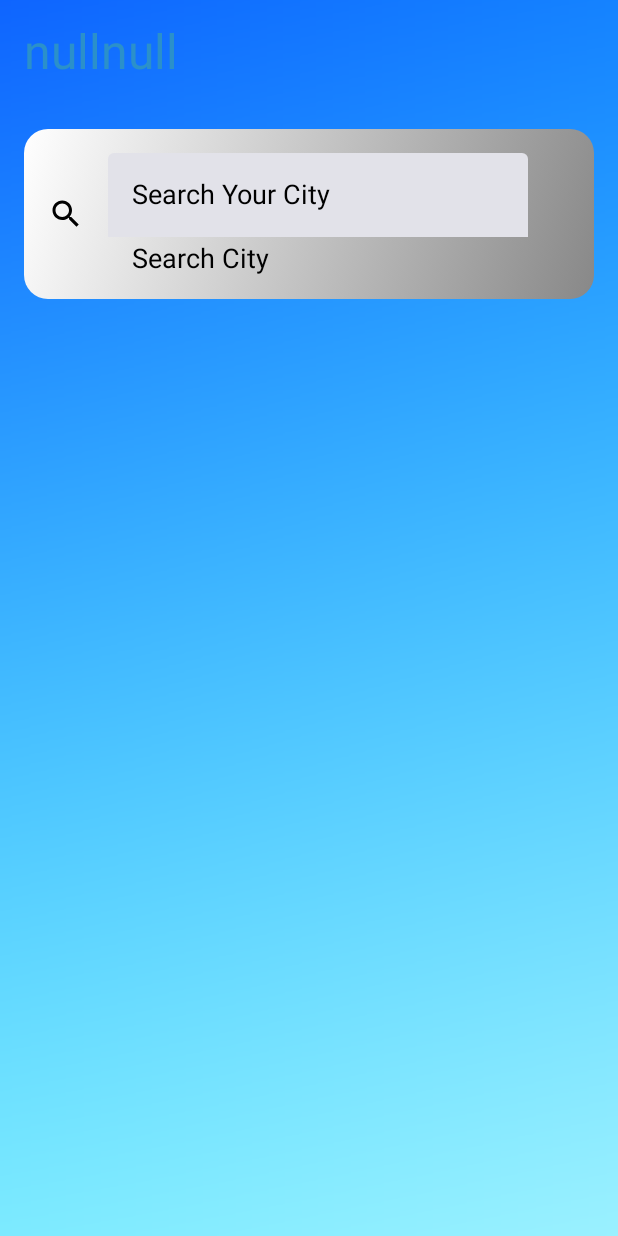
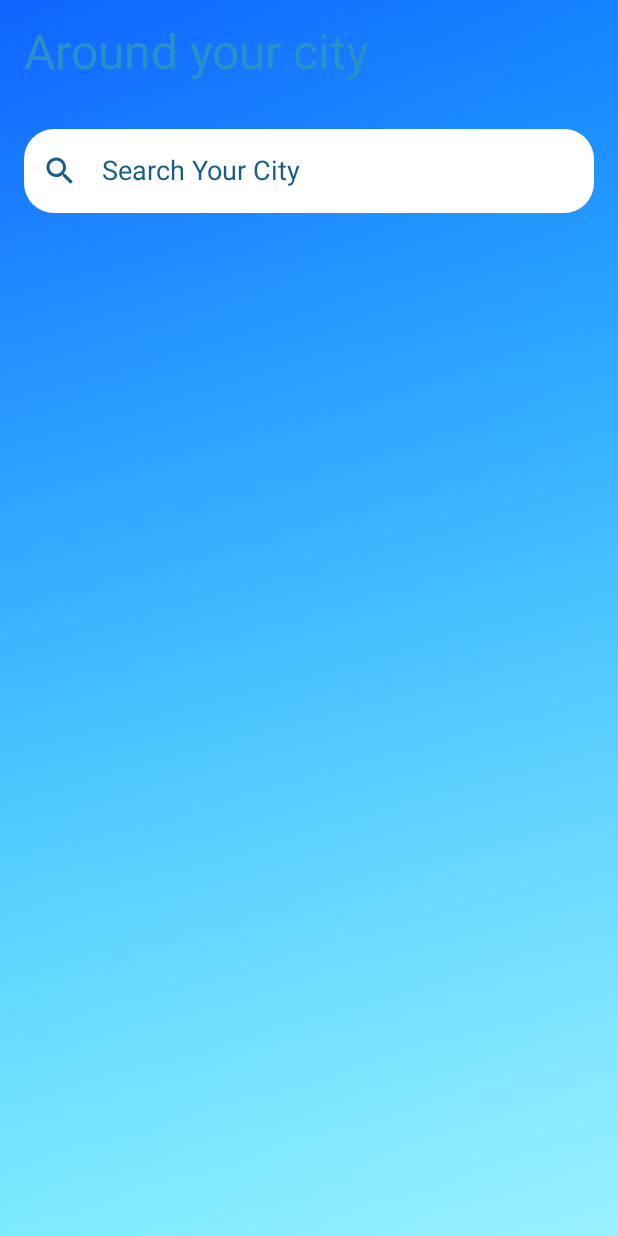
Before and after one commit to Riyaz002/Weatheria, an Android app built with Jetpack Compose: the screen it shows after launch (MainActivity), on a phone screen of 412 x 824 dp. Run offline under Robolectric (Android 15) with nearby library versions, the phone set to English and light mode, and no system bars; our stand-ins replace Dagger/Hilt's generated code, Room's generated code; libraries missing offline, so code that uses them is left out: com.chuckerteam.chucker; 4 statements that could not run were skipped.

Commit message:
Code refactor

```diff
--- a/app/src/main/java/com/riyaz/weatheria/MainActivity.kt
+++ b/app/src/main/java/com/riyaz/weatheria/MainActivity.kt
@@ -13,7 +13,7 @@ import androidx.compose.ui.Modifier
 import com.google.accompanist.permissions.ExperimentalPermissionsApi
 import com.google.accompanist.permissions.rememberPermissionState
 import com.riyaz.domain.usecase.GetForecastUseCase
-import com.riyaz.presetation.home.HomeScreen
+import com.riyaz.presetation.home.SearchScreen
 import dagger.hilt.android.AndroidEntryPoint
 import javax.inject.Inject
 
@@ -54,7 +54,7 @@ class MainActivity : ComponentActivity() {
                     modifier = Modifier.fillMaxSize(),
                     color = MaterialTheme.colorScheme.background
                 ) {
-                    HomeScreen(getForecastUseCase = getForecastUseCase)
+                    SearchScreen()
                 }
             }
         }
--- a/gradle/libs.versions.toml
+++ b/gradle/libs.versions.toml
@@ -48,6 +48,7 @@ androidx-compose-bom = { group = "androidx.compose", name = "compose-bom", versi
 androidx-ui = { group = "androidx.compose.ui", name = "ui" }
 androidx-ui-graphics = { group = "androidx.compose.ui", name = "ui-graphics" }
 androidx-ui-tooling-preview = { group = "androidx.compose.ui", name = "ui-tooling-preview", version.ref="compose" }
+androidx-ui-tooling = { group = "androidx.compose.ui", name = "ui-tooling", version.ref="compose" }
 androidx-ui-test-manifest = { group = "androidx.compose.ui", name = "ui-test-manifest", version.ref="compose" }
 androidx-ui-test-junit4 = { group = "androidx.compose.ui", name = "ui-test-junit4", version.ref="compose" }
 androidx-ui-test = { group = "androidx.compose.ui", name = "ui-test" }
--- a/presentation/build.gradle.kts
+++ b/presentation/build.gradle.kts
@@ -53,6 +53,7 @@ dependencies {
     implementation(platform(libs.androidx.compose.bom))
     implementation(libs.androidx.ui)
     implementation(libs.androidx.ui.graphics)
+    debugImplementation(libs.androidx.ui.tooling)
     implementation(libs.androidx.ui.tooling.preview)
     implementation(libs.androidx.material3)
 
--- a/presentation/src/main/java/com/riyaz/presetation/home/HomeScreen.kt
+++ b/presentation/src/main/java/com/riyaz/presetation/home/HomeScreen.kt
@@ -20,7 +20,6 @@ import androidx.compose.ui.tooling.preview.Preview
 import androidx.compose.ui.unit.dp
 import androidx.compose.ui.unit.sp
 import androidx.lifecycle.viewmodel.compose.viewModel
-import com.riyaz.domain.usecase.GetForecastUseCase
 import com.riyaz.presetation.home.composable.SearchBar
 import com.riyaz.presetation.home.model.UIEvent
 import com.riyaz.presetation.shared.composable.Title
@@ -29,22 +28,15 @@ import com.riyaz.presetation.util.TestTag
 
 @Preview
 @Composable
-fun HomeScreen(
+fun SearchScreen(
     modifier: Modifier = Modifier,
-    getForecastUseCase: GetForecastUseCase? = null,
-    viewModel: HomeViewModel = viewModel()
 ) {
+    val viewModel: HomeViewModel = viewModel()
     val homeState = viewModel.state.collectAsState()
 
     Box(
-        modifier
-            .fillMaxSize()
-            .blur(1000.dp)) {
-        Box(modifier = Modifier
-            .fillMaxSize()
-            .background(
-                brush = Brush.linearGradient(listOf(Color.Blue, Color.Cyan, Color.White))
-            ))
+        modifier.fillMaxSize().blur(1000.dp)) {
+        Box(modifier = Modifier.fillMaxSize().background(brush = Brush.linearGradient(listOf(Color.Blue, Color.Cyan, Color.White))))
     }
 
     //content
@@ -54,7 +46,7 @@ fun HomeScreen(
         Column {
             Title(
                 modifier = Modifier.padding(16.dp).testTag(TestTag.WEATHER_DESCRIPTION.tag),
-                text = homeState.value.forecast?.current?.temperature.toString() + homeState.value.forecast?.current?.apparentTemperature,
+                text = "Around your city",
                 fontSize = 32.sp,
                 style = TextStyle(
                     color = Color.hsl(202F, 0.65F, 0.48F)
@@ -62,10 +54,7 @@ fun HomeScreen(
             )
 
             SearchBar(
-                modifier = Modifier
-                    .fillMaxWidth()
-                    .padding(16.dp),
-                searchIcon = Icons.Outlined.Search,
+                modifier = Modifier.fillMaxWidth().padding(16.dp),
                 placeholder = "Search City",
                 onTextChange = {
                     viewModel.onEvent(UIEvent.OnSearch(it))
--- a/presentation/src/main/java/com/riyaz/presetation/home/composable/SearchBar.kt
+++ b/presentation/src/main/java/com/riyaz/presetation/home/composable/SearchBar.kt
@@ -1,78 +1,61 @@
 package com.riyaz.presetation.home.composable
 
 import androidx.compose.foundation.background
-import androidx.compose.foundation.layout.Row
-import androidx.compose.foundation.layout.padding
 import androidx.compose.foundation.shape.RoundedCornerShape
+import androidx.compose.material.icons.Icons
+import androidx.compose.material.icons.outlined.Search
 import androidx.compose.material3.ExperimentalMaterial3Api
 import androidx.compose.material3.Icon
-import androidx.compose.material3.Text
 import androidx.compose.material3.TextField
 import androidx.compose.material3.TextFieldDefaults
 import androidx.compose.runtime.Composable
 import androidx.compose.runtime.mutableStateOf
 import androidx.compose.runtime.remember
-import androidx.compose.ui.Alignment
 import androidx.compose.ui.Modifier
-import androidx.compose.ui.graphics.Brush
 import androidx.compose.ui.graphics.Color
 import androidx.compose.ui.graphics.vector.ImageVector
 import androidx.compose.ui.text.TextStyle
+import androidx.compose.ui.tooling.preview.Preview
 import androidx.compose.ui.unit.dp
 import androidx.compose.ui.unit.sp
 
+@Preview
 @OptIn(ExperimentalMaterial3Api::class)
 @Composable
 fun SearchBar(
     modifier: Modifier = Modifier,
-    searchIcon: ImageVector,
+    searchIcon: ImageVector = Icons.Outlined.Search,
     placeholder: String = "",
     onTextChange: ((String) -> Unit)? = null
 ){
     val searchText = remember {
         mutableStateOf("Search Your City")
     }
-    Row(
-        modifier = modifier
-            .background(
-                brush = Brush.linearGradient(listOf(Color.White, Color.Gray)),
-                RoundedCornerShape(16.dp)
-            )
-            .padding(16.dp),
-        verticalAlignment = Alignment.CenterVertically
-    ){
-        Icon(
-            modifier = Modifier.padding(end = 16.dp),
-            imageVector = searchIcon,
-            contentDescription = "Search",
-            tint = Color.Black
-        )
-
-        TextField(
-            modifier = Modifier.background(Color.Transparent),
+    TextField(
+            leadingIcon = {
+                Icon(
+                    imageVector = searchIcon,
+                    contentDescription = "Search",
+                )
+            },
+            modifier = modifier.background(Color.Transparent),
             value = searchText.value,
+            shape = RoundedCornerShape(20.dp),
             onValueChange = {
                 searchText.value = it
                 onTextChange?.invoke(it)
             },
             textStyle = TextStyle(
                 fontSize = 18.sp,
-                color = Color.Black
+                color = Color.hsl(202f, 0.71f, 0.31f)
             ),
-            supportingText = {
-                Text(
-                    text = placeholder,
-                    style = TextStyle(
-                        fontSize = 18.sp,
-                        color = Color.Black
-                    ))
-            },
-            colors = TextFieldDefaults.textFieldColors(
-                disabledTextColor = Color.Transparent,
+            colors = TextFieldDefaults.colors(
+                focusedContainerColor = Color.White,
+                unfocusedContainerColor = Color.White,
                 focusedIndicatorColor = Color.Transparent,
                 unfocusedIndicatorColor = Color.Transparent,
-                disabledIndicatorColor = Color.Transparent,
+                focusedLeadingIconColor = Color.Blue,
+                unfocusedLeadingIconColor = Color.hsl(202f, 0.71f, 0.31f)
             )
-        )
-    }
+    )
 }
--- a/presentation/src/main/java/com/riyaz/presetation/shared/composable/Title.kt
+++ b/presentation/src/main/java/com/riyaz/presetation/shared/composable/Title.kt
@@ -6,9 +6,11 @@ import androidx.compose.ui.Modifier
 import androidx.compose.ui.graphics.Color
 import androidx.compose.ui.text.TextStyle
 import androidx.compose.ui.text.font.FontWeight
+import androidx.compose.ui.tooling.preview.Preview
 import androidx.compose.ui.unit.TextUnit
 import androidx.compose.ui.unit.sp
 
+@Preview
 @Composable
 fun Title(
     modifier: Modifier = Modifier,
```
Also changed, not shown: 2 other files.
